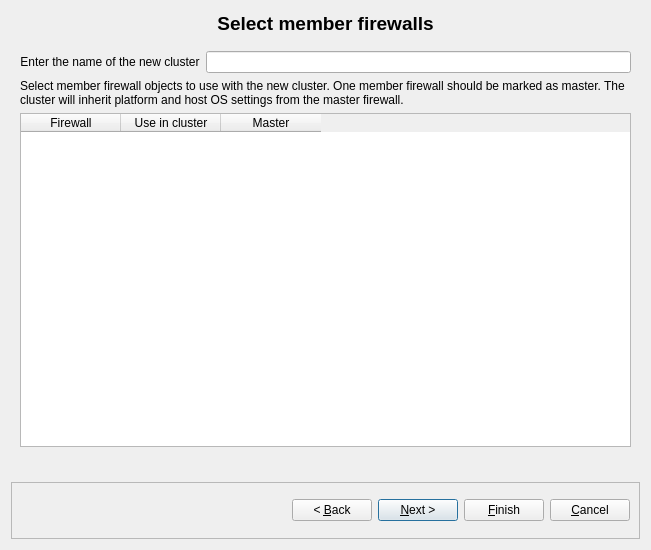
Qt form src/firewallfabrik/gui/ui/newclusterdialog_q.ui (Linuxfabrik/firewallfabrik) before a commit.
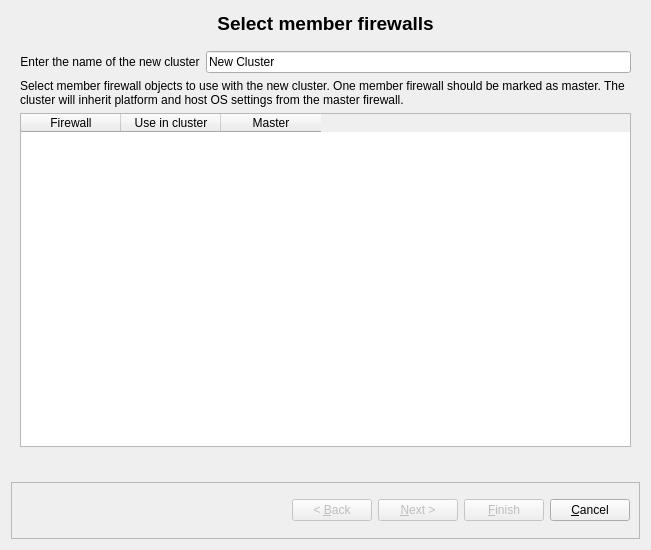
The same form after that commit.

Commit message:
refactor(gui): move static UI properties from Python into .ui files
Button enabled states, default text, and dialog sizes now live in
the .ui files where Qt Designer can manage them directly.

Diff of the .ui file:
```diff
--- a/src/firewallfabrik/gui/ui/newclusterdialog_q.ui
+++ b/src/firewallfabrik/gui/ui/newclusterdialog_q.ui
@@ -76,6 +76,9 @@
            <property name="toolTip">
             <string>Name for the new cluster object</string>
            </property>
+           <property name="text">
+            <string>New Cluster</string>
+           </property>
           </widget>
          </item>
         </layout>
@@ -333,6 +336,9 @@
       </item>
       <item>
        <widget class="QPushButton" name="backButton">
+        <property name="enabled">
+         <bool>false</bool>
+        </property>
         <property name="text">
          <string>&lt; &amp;Back</string>
         </property>
@@ -343,6 +349,9 @@
       </item>
       <item>
        <widget class="QPushButton" name="nextButton">
+        <property name="enabled">
+         <bool>false</bool>
+        </property>
         <property name="text">
          <string>&amp;Next &gt;</string>
         </property>
@@ -353,6 +362,9 @@
       </item>
       <item>
        <widget class="QPushButton" name="finishButton">
+        <property name="enabled">
+         <bool>false</bool>
+        </property>
         <property name="text">
          <string>&amp;Finish</string>
         </property>
```
The commit also changes 7 other files.
